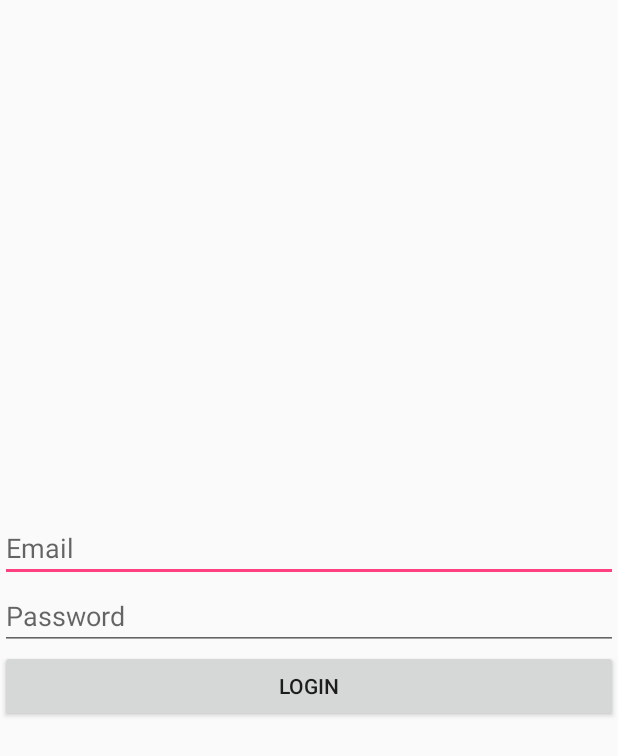
After one commit to kennguyenbkpro/dontbesilent, an Android app: the layout login_layout.xml on its own in the app's theme, with its tools: preview values and no code run, on a phone screen of 412 x 824 dp. The commit adds this screen. Shown: the top 756 px of the screen. Run offline under Robolectric (Android 15) with nearby library versions, the phone set to English and light mode, and no system bars.

```diff
--- a/DontBeSilent/app/build.gradle
+++ b/DontBeSilent/app/build.gradle
@@ -38,3 +38,5 @@ dependencies {
     compile 'com.android.support:recyclerview-v7:25.0.0'
     compile 'com.android.support:cardview-v7:25.0.0'
 }
+
+apply plugin: 'com.google.gms.google-services'
--- a/DontBeSilent/app/src/main/java/com/dontbesilent/dontbesilent/MainApplication.java
+++ b/DontBeSilent/app/src/main/java/com/dontbesilent/dontbesilent/MainApplication.java
@@ -1,6 +1,8 @@
 package com.dontbesilent.dontbesilent;
 
 import android.app.Application;
+
+import com.google.firebase.FirebaseApp;
 
 /**
  * Created by CuTi on 10/29/2016.
@@ -13,6 +15,7 @@ public class MainApplication extends Application {
     public void onCreate() {
         super.onCreate();
         mInstance = this;
+        FirebaseApp.initializeApp(this);
     }
 
     public static synchronized MainApplication getInstance() {
--- /dev/null
+++ b/DontBeSilent/app/src/main/res/layout/login_layout.xml
@@ -0,0 +1,22 @@
+<?xml version="1.0" encoding="utf-8"?>
+<LinearLayout xmlns:android="http://schemas.android.com/apk/res/android"
+    android:orientation="vertical" android:layout_width="match_parent"
+    android:layout_height="match_parent"
+    android:gravity="center">
+    <EditText
+        android:id="@+id/email"
+        android:hint="Email"
+        android:layout_width="match_parent"
+        android:layout_height="wrap_content" />
+    <EditText
+        android:id="@+id/password"
+        android:hint="Password"
+        android:layout_width="match_parent"
+        android:layout_height="wrap_content" />
+    <Button
+        android:id="@+id/loginBtn"
+        android:text="LOGIN"
+        android:layout_width="match_parent"
+        android:layout_height="wrap_content" />
+
+</LinearLayout>
```
Also changed, not shown: DontBeSilent/app/src/main/java/com/dontbesilent/dontbesilent/activity/LoginActivity.java (+91 -7 lines).
